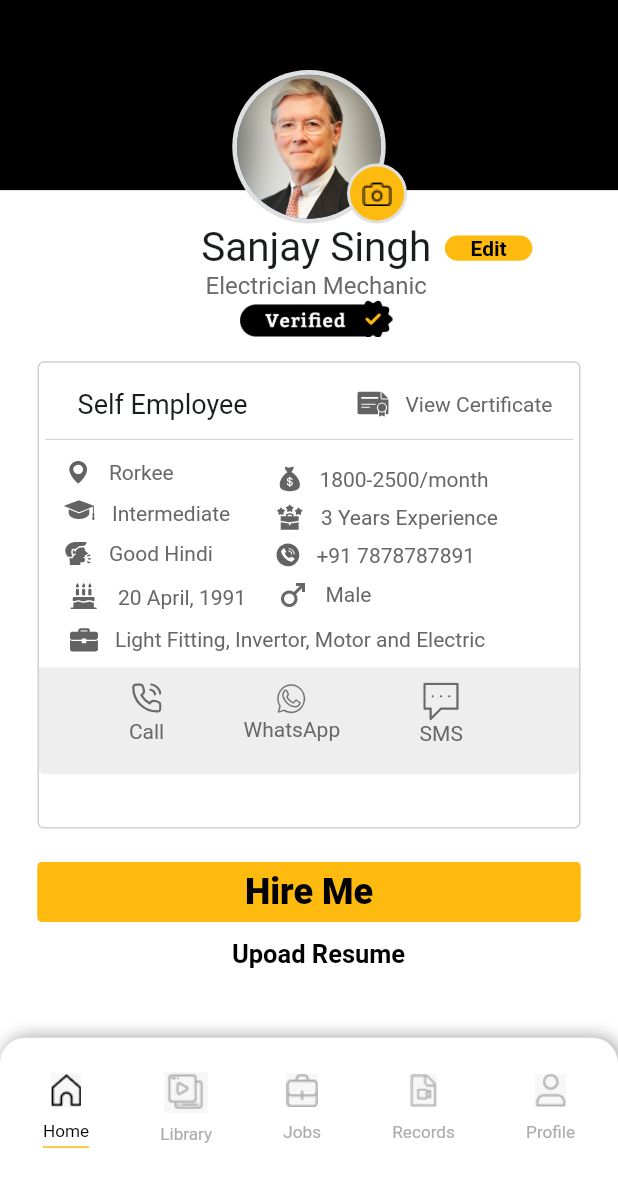
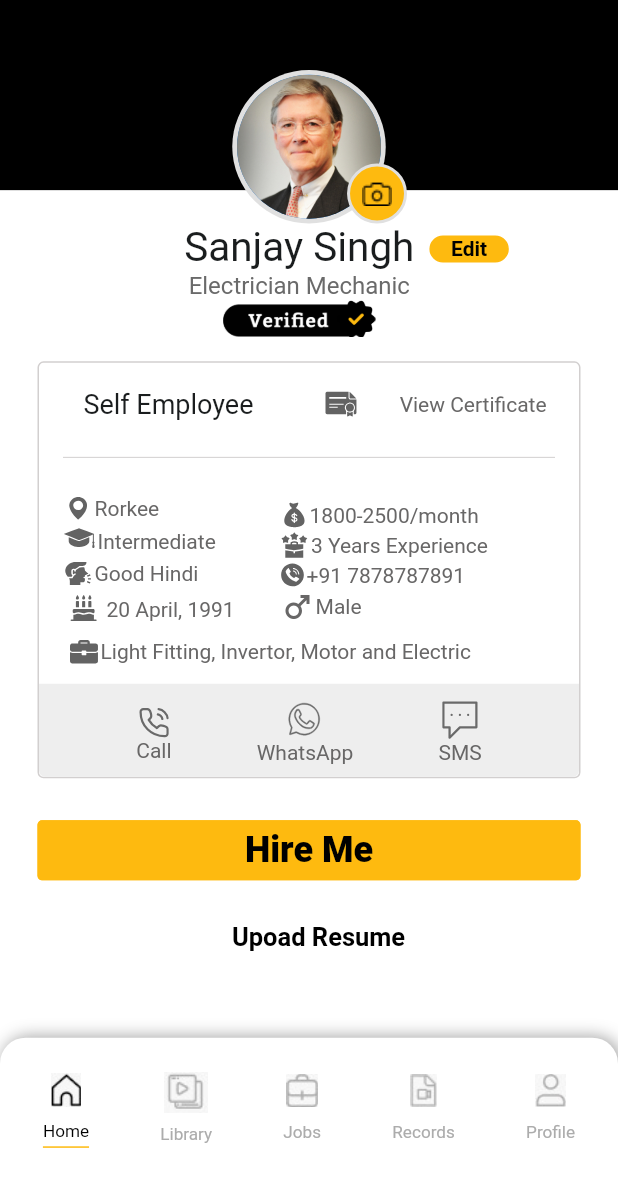
Before and after one commit to owlzcraft/ekInch, a Flutter app: the JobProfileView screen opened directly, on a phone screen of 412 x 824 dp, the part 59-1236 px from its top. Run offline on Flutter 3.47's test engine with Material 2 defaults, Android fonts, the phone set to English and light mode, and no system bars; drawn by our look-alikes of getwidget; our stand-ins replace carousel_slider, chewie, country_code_picker, flutter_image_slideshow, flutter_otp_text_field, flutter_screenutil and 8 more; missing offline and left inert: dart:ffi, mj_image_slider; accounts and stored records are empty; Roboto replaces fonts that are missing (Kadwa, kadwa); project files that could hold a hidden picture were left out.

Commit message:
UI DESIGN

```diff
--- a/lib/app/modules/job/profile/view/job_profile.dart
+++ b/lib/app/modules/job/profile/view/job_profile.dart
@@ -80,10 +80,11 @@ class JobProfileView extends StatelessWidget {
                       mainAxisAlignment: MainAxisAlignment.center,
                       crossAxisAlignment: CrossAxisAlignment.start,
                       children: [
-                        SizedBox(
-                          width: getHorizontalSize(80),
-                        ),
-                        Column(
+                        Padding(
+                          padding: const EdgeInsets.only(left: 50, right: 10),
+                          child: Column(
+                            mainAxisAlignment: MainAxisAlignment.center,
+                            crossAxisAlignment: CrossAxisAlignment.center,
                             children: [
                               Text(
                                 "Sanjay Singh",
@@ -95,21 +96,23 @@ class JobProfileView extends StatelessWidget {
                               Text(
                                 'Electrician Mechanic',
                                 style: GoogleFonts.kadwa(
-                                  fontSize: 16, color: const Color(0xFF6A6A6A)),
+                                    fontSize: 16,
+                                    color: const Color(0xFF6A6A6A)),
                               ),
-                           Image.asset(Assets.verified,width: getHorizontalSize(114),height: getVerticalSize(28),),
+                              Image.asset(
+                                Assets.verified,
+                                width: getHorizontalSize(114),
+                                height: getVerticalSize(28),
+                              ),
                             ],
                           ),
-                        const SizedBox(
-                          width: 9,
                         ),
                         InkWell(
                           onTap: () {},
                           child: Padding(
                             padding: const EdgeInsets.only(top: 8.0),
                             child: Container(
-                              height: getVerticalSize(18.9),
-                              width: getHorizontalSize(60.6),
+                              width: getHorizontalSize(55),
                               decoration: BoxDecoration(
                                   border: Border.all(color: KColors.orange),
                                   color: KColors.orange,
@@ -139,8 +142,7 @@ class JobProfileView extends StatelessWidget {
             child: Column(
               children: [
                 Container(
-                  width: getHorizontalSize(378),
-                  height: getVerticalSize(350),
+                  width: Get.width,
                   decoration: BoxDecoration(
                       border: Border.all(color: KColors.greyLine),
                       color: Colors.white,
@@ -151,7 +153,7 @@ class JobProfileView extends StatelessWidget {
                         padding: const EdgeInsets.only(
                             top: 16.0, right: 8.0, left: 16.0),
                         child: Row(
-                          mainAxisAlignment: MainAxisAlignment.spaceEvenly,
+                          mainAxisAlignment: MainAxisAlignment.spaceAround,
                           crossAxisAlignment: CrossAxisAlignment.center,
                           children: [
                             Text(
@@ -161,10 +163,10 @@ class JobProfileView extends StatelessWidget {
                                   fontSize: 18,
                                   fontWeight: FontWeight.w400),
                             ),
-                            SizedBox(
-                              width: getHorizontalSize(55),
+                            Padding(
+                              padding: const EdgeInsets.only(left: 20),
+                              child: SvgPicture.asset(Assets.certified),
                             ),
-                            SvgPicture.asset(Assets.certified),
                             Text(
                               "View Certificate",
                               style: GoogleFonts.kadwa(
@@ -176,7 +178,7 @@ class JobProfileView extends StatelessWidget {
                         ),
                       ),
                       const Padding(
-                        padding: EdgeInsets.all(4.0),
+                        padding: EdgeInsets.all(16.0),
                         child: Divider(
                           color: KColors.greyLine,
                         ),
@@ -185,16 +187,15 @@ class JobProfileView extends StatelessWidget {
                         padding: const EdgeInsets.only(left: 16.0, right: 16.0),
                         child: Row(
                           children: [
-                            Column(
+                            Padding(
+                              padding: const EdgeInsets.only(right: 30),
+                              child: Column(
                                 mainAxisAlignment: MainAxisAlignment.start,
                                 crossAxisAlignment: CrossAxisAlignment.start,
                                 children: [
                                   Row(
                                     children: [
                                       SvgPicture.asset(Assets.location),
-                                    SizedBox(
-                                      width: getHorizontalSize(10),
-                                    ),
                                       Text(
                                         "Rorkee",
                                         style: GoogleFonts.kadwa(
@@ -204,15 +205,9 @@ class JobProfileView extends StatelessWidget {
                                       ),
                                     ],
                                   ),
-                                SizedBox(
-                                  height: getVerticalSize(6),
-                                ),
                                   Row(
                                     children: [
                                       SvgPicture.asset(Assets.edu),
-                                    SizedBox(
-                                      width: getHorizontalSize(10),
-                                    ),
                                       Text(
                                         "Intermediate",
                                         style: GoogleFonts.kadwa(
@@ -222,15 +217,9 @@ class JobProfileView extends StatelessWidget {
                                       ),
                                     ],
                                   ),
-                                SizedBox(
-                                  height: getVerticalSize(6),
-                                ),
                                   Row(
                                     children: [
                                       SvgPicture.asset(Assets.speak),
-                                    SizedBox(
-                                      width: getHorizontalSize(10),
-                                    ),
                                       Text(
                                         "Good Hindi",
                                         style: GoogleFonts.kadwa(
@@ -240,15 +229,9 @@ class JobProfileView extends StatelessWidget {
                                       ),
                                     ],
                                   ),
-                                SizedBox(
-                                  height: getVerticalSize(6),
-                                ),
                                   Row(
                                     children: [
                                       SvgPicture.asset(Assets.birth),
-                                    SizedBox(
-                                      width: getHorizontalSize(8),
-                                    ),
                                       Text(
                                         "20 April, 1991",
                                         style: GoogleFonts.kadwa(
@@ -260,8 +243,6 @@ class JobProfileView extends StatelessWidget {
                                   ),
                                 ],
                               ),
-                            SizedBox(
-                              width: getHorizontalSize(20),
                             ),
                             Column(
                               mainAxisAlignment: MainAxisAlignment.start,
@@ -270,9 +251,6 @@ class JobProfileView extends StatelessWidget {
                                 Row(
                                   children: [
                                     SvgPicture.asset(Assets.money),
-                                    SizedBox(
-                                      width: getHorizontalSize(10),
-                                    ),
                                     Text(
                                       "1800-2500/month",
                                       style: GoogleFonts.kadwa(
@@ -282,15 +260,9 @@ class JobProfileView extends StatelessWidget {
                                     ),
                                   ],
                                 ),
-                                SizedBox(
-                                  height: getVerticalSize(6),
-                                ),
                                 Row(
                                   children: [
                                     SvgPicture.asset(Assets.exp),
-                                    SizedBox(
-                                      width: getHorizontalSize(10),
-                                    ),
                                     Text(
                                       "3 Years Experience",
                                       style: GoogleFonts.kadwa(
@@ -300,15 +272,9 @@ class JobProfileView extends StatelessWidget {
                                     ),
                                   ],
                                 ),
-                                SizedBox(
-                                  height: getVerticalSize(6),
-                                ),
                                 Row(
                                   children: [
                                     SvgPicture.asset(Assets.mobile),
-                                    SizedBox(
-                                      width: getHorizontalSize(10),
-                                    ),
                                     Text(
                                       "+91 7878787891",
                                       style: GoogleFonts.kadwa(
@@ -318,9 +284,6 @@ class JobProfileView extends StatelessWidget {
                                     ),
                                   ],
                                 ),
-                                SizedBox(
-                                  height: getVerticalSize(6),
-                                ),
                                 Row(
                                   children: [
                                     const Icon(
@@ -328,9 +291,7 @@ class JobProfileView extends StatelessWidget {
                                       color: KColors.textGrey,
                                     ),
                                     // SvgPicture.asset(Assets.birth),
-                                    SizedBox(
-                                      width: getHorizontalSize(10),
-                                    ),
+
                                     Text(
                                       "Male",
                                       style: GoogleFonts.kadwa(
@@ -346,13 +307,10 @@ class JobProfileView extends StatelessWidget {
                         ),
                       ),
                       Padding(
-                        padding: const EdgeInsets.only(left: 18.0, top: 2.0),
+                        padding: const EdgeInsets.only(left: 18.0, top: 2.0,bottom: 10),
                         child: Row(
                           children: [
                             SvgPicture.asset(Assets.suitcase),
-                            SizedBox(
-                              width: getHorizontalSize(10),
-                            ),
                             Text(
                               "Light Fitting, Invertor, Motor and Electric",
                               style: GoogleFonts.kadwa(
@@ -363,36 +321,32 @@ class JobProfileView extends StatelessWidget {
                           ],
                         ),
                       ),
-                      SizedBox(
-                        height: getVerticalSize(7.9),
-                      ),
                       Container(
-                        width: getHorizontalSize(378),
-                        height: getVerticalSize(80),
+                        width: Get.width,
+                        // height: getVerticalSize(80),
                         decoration: const BoxDecoration(
                             color: KColors.greybg,
                             borderRadius: BorderRadius.only(
                                 bottomLeft: Radius.circular(4),
                                 bottomRight: Radius.circular(4))),
                         child: Padding(
-                          padding: const EdgeInsets.all(7.0),
+                          padding: const EdgeInsets.all(8.0),
                           child: Row(
-                            mainAxisAlignment: MainAxisAlignment.start,
+                            mainAxisAlignment: MainAxisAlignment.spaceEvenly,
                             crossAxisAlignment: CrossAxisAlignment.center,
                             children: [
-                              SizedBox(
-                                width: getHorizontalSize(55)
-                              ),
                               Padding(
                                 padding: const EdgeInsets.only(top: 3.0),
                                 child: Column(
                                   mainAxisAlignment: MainAxisAlignment.start,
                                   crossAxisAlignment: CrossAxisAlignment.center,
                                   children: [
-                                    SvgPicture.asset(
+                                    Padding(
+                                      padding: const EdgeInsets.only(top: 3),
+                                      child: SvgPicture.asset(
                                         Assets.call,
                                       ),
-                                    SizedBox(height: getVerticalSize(4),),
+                                    ),
                                     Text(
                                       "Call",
                                       style: GoogleFonts.kadwa(
@@ -403,15 +357,14 @@ class JobProfileView extends StatelessWidget {
                                   ],
                                 ),
                               ),
-                              SizedBox(width: getHorizontalSize(55),),
                               Column(
                                 mainAxisAlignment: MainAxisAlignment.start,
                                 crossAxisAlignment: CrossAxisAlignment.center,
                                 children: [
                                   SvgPicture.asset(
                                     Assets.whatsapp,
-                                    width: getHorizontalSize(30),
-                                    height: getVerticalSize(30),
+                                    // width: getHorizontalSize(30),
+                                    // height: getVerticalSize(30),
                                   ),
                                   Text(
                                     "WhatsApp",
@@ -422,9 +375,8 @@ class JobProfileView extends StatelessWidget {
                                   ),
                                 ],
                               ),
-                              SizedBox(width: getHorizontalSize(55),),
                               Padding(
-                                padding: const EdgeInsets.only(top:3.0),
+                                padding: const EdgeInsets.only(top: 3.0),
                                 child: Column(
                                   children: [
                                     SvgPicture.asset(Assets.msg),
@@ -445,10 +397,9 @@ class JobProfileView extends StatelessWidget {
                     ],
                   ),
                 ),
-                SizedBox(
-                  height: getVerticalSize(25),
-                ),
-                GFButton(
+                Padding(
+                  padding: const EdgeInsets.symmetric(vertical:28.0),
+                  child: GFButton(
                     onPressed: () {
                       // check();
                     },
@@ -462,12 +413,14 @@ class JobProfileView extends StatelessWidget {
                         fontSize: 24.0,
                         fontFamily: 'Kadwa'),
                   ),
-                SizedBox(height: getVerticalSize(13),),
+                ),
                 Center(
                   child: Text(
                     "   Upoad Resume",
                     style: TextStyle(
-              color: Colors.black, fontSize: 17, fontWeight: FontWeight.w700),
+                        color: Colors.black,
+                        fontSize: 17,
+                        fontWeight: FontWeight.w700),
                   ),
                 ),
               ],
```
Lines whose indentation alone changed are shown as unchanged.
